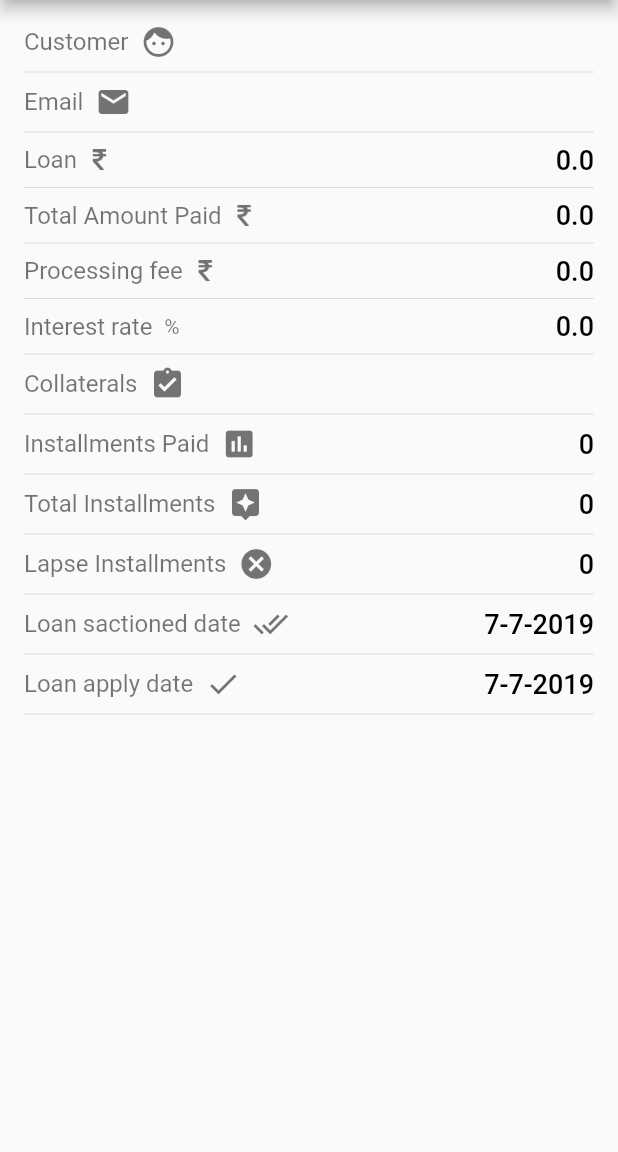
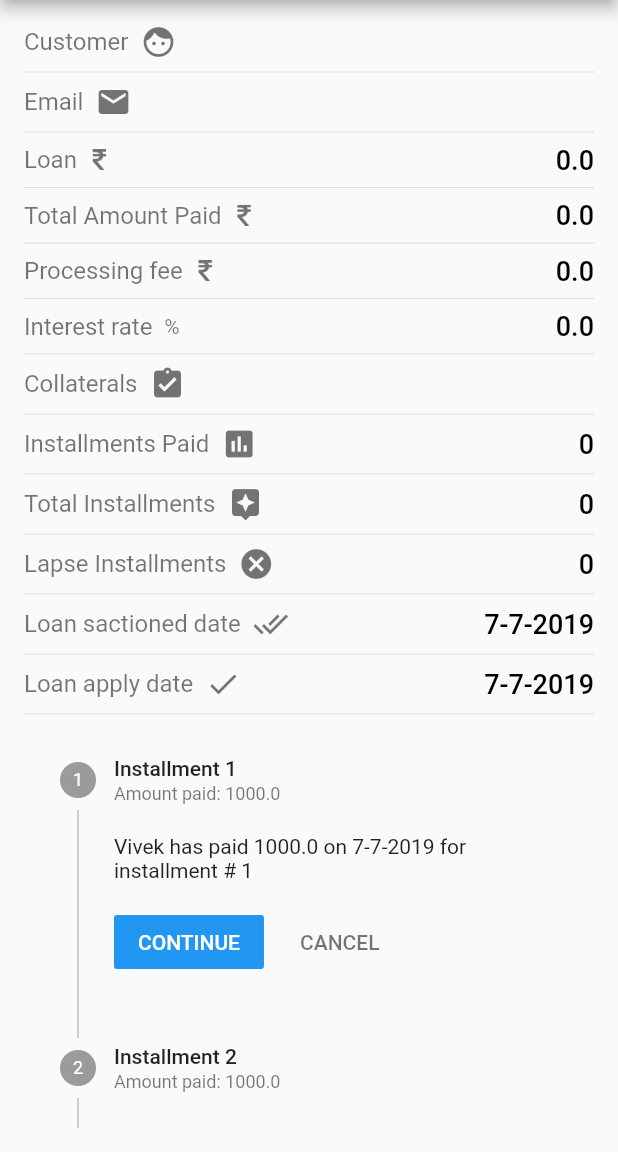
Before and after one commit to viveky259259/emi_engagement, a Flutter app: the LoanDescription screen opened directly with empty values, on a phone screen of 412 x 824 dp, the part 84-1236 px from its top. Run offline on Flutter 3.47's test engine with Material 2 defaults, Android fonts, the phone set to English and light mode, and no system bars; our stand-ins replace bubble_bottom_bar, circular_profile_avatar, cloud_firestore, connectivity, firebase_auth, shared_preferences; missing offline and left inert: achievement_view, gradient_text; accounts and stored records are empty.

Commit message:
loan   stepper for status

```diff
--- a/lib/home/home.ui.dart
+++ b/lib/home/home.ui.dart
@@ -95,7 +95,7 @@ class _HomeUiState extends State<HomeUi> with SingleTickerProviderStateMixin {
                           shrinkWrap: true,
                           scrollDirection: Axis.horizontal,
                           itemCount: loans.length,
-                          physics: ClampingScrollPhysics(),
+                          physics: BouncingScrollPhysics(),
                           itemBuilder: (context, index) {
                             LoanModel model = loans[index];
 
--- a/lib/loan/loan.description.dart
+++ b/lib/loan/loan.description.dart
@@ -1,6 +1,7 @@
 import 'package:emi_engagement/common_widgets/common_app_bar.dart';
 import 'package:emi_engagement/delegates/date_delegates.dart';
 import 'package:emi_engagement/loan/loan_model.dart';
+import 'package:emi_engagement/loan/loan_payment_model.dart';
 import 'package:flutter/material.dart';
 
 class LoanDescription extends StatefulWidget {
@@ -18,6 +19,33 @@ class _LoanDescriptionState extends State<LoanDescription> {
   TextStyle variableValue =
       TextStyle(color: Colors.black, fontSize: 18, fontWeight: FontWeight.w500);
   var rowMainAxisAlignment = MainAxisAlignment.spaceBetween;
+  List<LoanPaymentModel> loansPaid = [
+    LoanPaymentModel("vivek@gmi.com", "Vivek", 1, "aw", 1000, DateTime.now()),
+    LoanPaymentModel("vivek@gmi.com", "Vivek", 2, "aw", 1000, DateTime.now()),
+    LoanPaymentModel("vivek@gmi.com", "Vivek", 3, "aw", 1000, DateTime.now()),
+    LoanPaymentModel("vivek@gmi.com", "Vivek", 4, "aw", 1000, DateTime.now()),
+    LoanPaymentModel("vivek@gmi.com", "Vivek", 5, "aw", 1000, DateTime.now()),
+    LoanPaymentModel("vivek@gmi.com", "Vivek", 6, "aw", 1000, DateTime.now()),
+    LoanPaymentModel("vivek@gmi.com", "Vivek", 7, "aw", 1000, DateTime.now()),
+    LoanPaymentModel("vivek@gmi.com", "Vivek", 8, "aw", 1000, DateTime.now()),
+  ];
+
+  List<Step> steps = List();
+
+  @override
+  void initState() {
+    // TODO: implement initState
+    super.initState();
+    loansPaid.forEach((each) {
+      steps.add(Step(
+          title: Text("Installment ${each.numOfInstallment}"),
+          subtitle: Text("Amount paid: ${each.amountPaid}"),
+          content: Text(
+              "${each.name} has paid ${each.amountPaid} on ${DateDelegate.getDateInString(each.dateOfPayment)} for installment # ${each.numOfInstallment}")));
+    });
+  }
+
+  int currentStep = 0;
 
   @override
   Widget build(BuildContext context) {
@@ -27,6 +55,9 @@ class _LoanDescriptionState extends State<LoanDescription> {
       body: Container(
         padding: EdgeInsets.all(16),
         child: SingleChildScrollView(
+          child: Column(
+            children: <Widget>[
+              Container(
                 child: Column(
                   children: <Widget>[
                     Row(
@@ -340,6 +371,26 @@ class _LoanDescriptionState extends State<LoanDescription> {
                   ],
                 ),
               ),
+              Stepper(
+                currentStep: currentStep,
+                steps: steps,
+                physics: NeverScrollableScrollPhysics(),
+                onStepContinue: () {
+                  if (currentStep < steps.length - 1) {
+                    currentStep++;
+                    setState(() {});
+                  }
+                },
+                onStepCancel: () {
+                  if (currentStep > 0) {
+                    currentStep--;
+                    setState(() {});
+                  }
+                },
+              )
+            ],
+          ),
+        ),
       ),
     );
   }
--- /dev/null
+++ b/lib/loan/loan_payment_model.dart
@@ -0,0 +1,34 @@
+class LoanPaymentModel {
+  String email;
+  String name;
+  int numOfInstallment;
+  String loanId;
+  double amountPaid;
+  DateTime dateOfPayment;
+
+  LoanPaymentModel(this.email, this.name, this.numOfInstallment, this.loanId,
+      this.amountPaid, this.dateOfPayment);
+
+  factory LoanPaymentModel.fromJSON(Map<String, dynamic> map) {
+    DateTime paymentDate =
+        DateTime.fromMicrosecondsSinceEpoch(map["date_of_payment"] * 1000);
+    return LoanPaymentModel(
+        map["email"],
+        map["name"],
+        map["num_of_installment"],
+        map["loan_id"],
+        map["amount_paid"],
+        paymentDate);
+  }
+
+  toMap() {
+    return {
+      "email": email,
+      "name": name,
+      "num_of_installment": numOfInstallment,
+      "loan_id": loanId,
+      "amount_paid": amountPaid,
+      "date_of_payment": dateOfPayment.millisecondsSinceEpoch
+    };
+  }
+}
```
Lines whose indentation alone changed are shown as unchanged.
